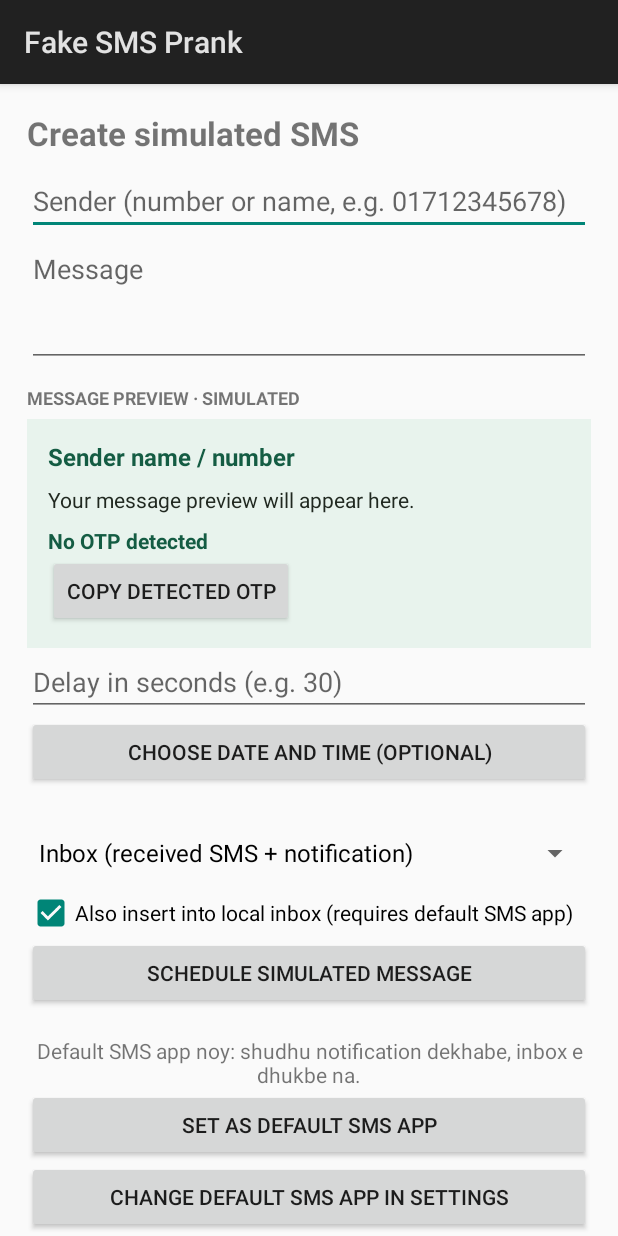
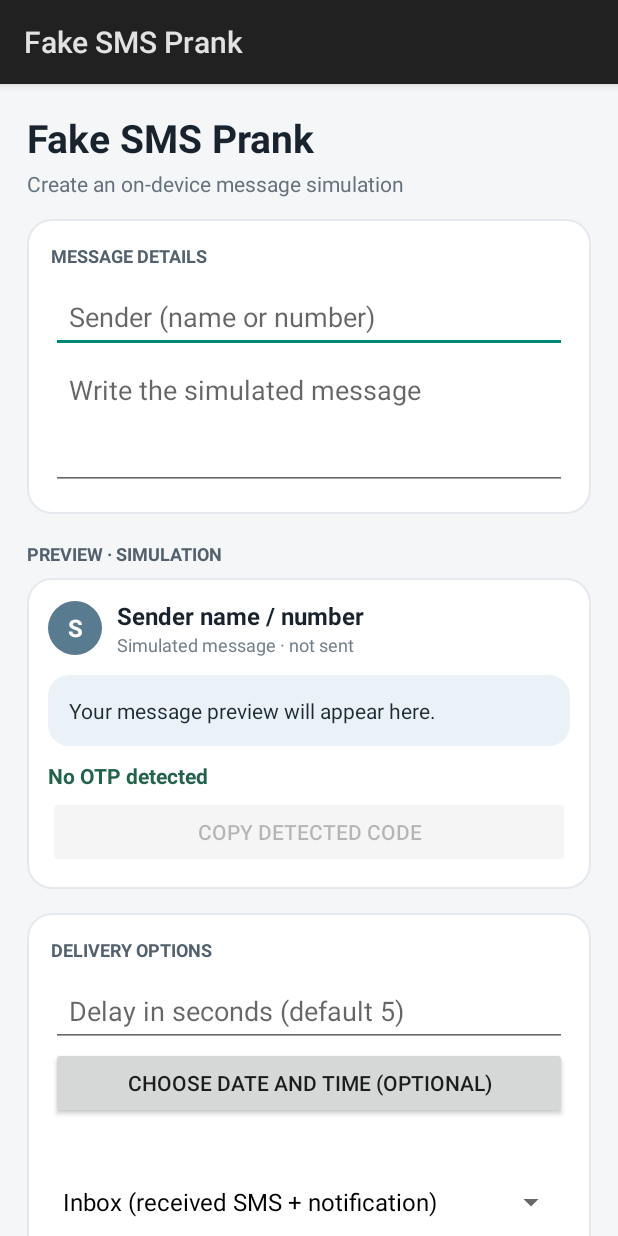
Before and after one commit to jabratl/FakeSmsPrank, an Android app: the screen it shows after launch (MainActivity), on a phone screen of 412 x 824 dp. Run offline under Robolectric (Android 15) with nearby library versions, the phone set to English and light mode, and no system bars.

Commit message:
Apply uploaded zip: FakeSmsPrank_v1_2_3_UI.zip

```diff
--- a/app/build.gradle
+++ b/app/build.gradle
@@ -1,7 +1,7 @@
 plugins { id 'com.android.application' }
 
 // Version: change ONLY this line to bump the version (the workflow reads it).
-def appVersionName = "1.2.2"
+def appVersionName = "1.2.3"
 // versionCode = GitHub run number (always goes up, so Android accepts the update).
 def runNumber = (System.getenv("GITHUB_RUN_NUMBER") ?: "1").toInteger()
 
--- a/app/src/main/java/com/prank/fakesms/MainActivity.java
+++ b/app/src/main/java/com/prank/fakesms/MainActivity.java
@@ -52,6 +52,7 @@ public class MainActivity extends Activity {
             String code = Sms.extractOtp(currentMessage);
             previewOtp.setText(code == null ? "No OTP detected" : "Detected code: " + code);
             previewOtp.setTag(code);
+            findViewById(R.id.copyOtp).setEnabled(code != null);
         };
         sender.addTextChangedListener(new android.text.TextWatcher() {
             public void beforeTextChanged(CharSequence s, int st, int c, int a) {}
--- /dev/null
+++ b/app/src/main/res/drawable/avatar_bg.xml
@@ -0,0 +1,4 @@
+<?xml version="1.0" encoding="utf-8"?>
+<shape xmlns:android="http://schemas.android.com/apk/res/android" android:shape="oval">
+    <solid android:color="#587B90" />
+</shape>
--- /dev/null
+++ b/app/src/main/res/drawable/card_bg.xml
@@ -0,0 +1,6 @@
+<?xml version="1.0" encoding="utf-8"?>
+<shape xmlns:android="http://schemas.android.com/apk/res/android" android:shape="rectangle">
+    <solid android:color="#FFFFFF" />
+    <corners android:radius="16dp" />
+    <stroke android:width="1dp" android:color="#E5E9ED" />
+</shape>
--- /dev/null
+++ b/app/src/main/res/drawable/message_bubble.xml
@@ -0,0 +1,5 @@
+<?xml version="1.0" encoding="utf-8"?>
+<shape xmlns:android="http://schemas.android.com/apk/res/android" android:shape="rectangle">
+    <solid android:color="#EAF2F7" />
+    <corners android:radius="14dp" />
+</shape>
--- a/app/src/main/res/layout/activity_main.xml
+++ b/app/src/main/res/layout/activity_main.xml
@@ -1,41 +1,93 @@
 <?xml version="1.0" encoding="utf-8"?>
 <ScrollView xmlns:android="http://schemas.android.com/apk/res/android"
-    android:layout_width="match_parent" android:layout_height="match_parent">
+    android:layout_width="match_parent" android:layout_height="match_parent"
+    android:fillViewport="true" android:background="#F4F6F8">
     <LinearLayout android:layout_width="match_parent" android:layout_height="wrap_content"
         android:orientation="vertical" android:padding="18dp">
+
         <TextView android:layout_width="match_parent" android:layout_height="wrap_content"
-        android:text="Create simulated SMS" android:textSize="22sp" android:textStyle="bold" android:paddingBottom="8dp" />
+            android:text="Fake SMS Prank" android:textSize="26sp" android:textStyle="bold"
+            android:textColor="#18232D" android:paddingBottom="3dp" />
+        <TextView android:layout_width="match_parent" android:layout_height="wrap_content"
+            android:text="Create an on-device message simulation" android:textSize="14sp"
+            android:textColor="#65727D" android:paddingBottom="14dp" />
+
+        <LinearLayout android:layout_width="match_parent" android:layout_height="wrap_content"
+            android:orientation="vertical" android:background="@drawable/card_bg" android:padding="16dp">
+            <TextView android:layout_width="match_parent" android:layout_height="wrap_content"
+                android:text="MESSAGE DETAILS" android:textColor="#52616D" android:textSize="12sp"
+                android:textStyle="bold" android:paddingBottom="8dp" />
             <EditText android:id="@+id/sender" android:layout_width="match_parent" android:layout_height="wrap_content"
-        android:hint="Sender (number or name, e.g. 01712345678)" android:singleLine="true" />
+                android:hint="Sender (name or number)" android:singleLine="true"
+                android:inputType="text" android:padding="12dp" />
             <EditText android:id="@+id/msg" android:layout_width="match_parent" android:layout_height="wrap_content"
-        android:hint="Message" android:minLines="3" android:gravity="top" />
-    <TextView android:layout_width="match_parent" android:layout_height="wrap_content" android:text="MESSAGE PREVIEW · SIMULATED"
-        android:textStyle="bold" android:textSize="12sp" android:paddingTop="12dp" android:paddingBottom="6dp" />
-    <LinearLayout android:layout_width="match_parent" android:layout_height="wrap_content" android:orientation="vertical"
-        android:background="#E8F3ED" android:padding="14dp">
+                android:hint="Write the simulated message" android:minLines="3" android:gravity="top"
+                android:inputType="textMultiLine|textCapSentences" android:padding="12dp" />
+        </LinearLayout>
+
+        <TextView android:layout_width="match_parent" android:layout_height="wrap_content"
+            android:text="PREVIEW · SIMULATION" android:textColor="#52616D" android:textSize="12sp"
+            android:textStyle="bold" android:paddingTop="18dp" android:paddingBottom="8dp" />
+        <LinearLayout android:layout_width="match_parent" android:layout_height="wrap_content"
+            android:orientation="vertical" android:background="@drawable/card_bg" android:padding="14dp">
+            <LinearLayout android:layout_width="match_parent" android:layout_height="wrap_content"
+                android:orientation="horizontal" android:gravity="center_vertical">
+                <TextView android:layout_width="36dp" android:layout_height="36dp" android:gravity="center"
+                    android:text="S" android:textColor="#FFFFFF" android:textStyle="bold" android:textSize="16sp"
+                    android:background="@drawable/avatar_bg" />
+                <LinearLayout android:layout_width="0dp" android:layout_height="wrap_content" android:layout_weight="1"
+                    android:orientation="vertical" android:paddingStart="10dp">
                     <TextView android:id="@+id/previewSender" android:layout_width="match_parent" android:layout_height="wrap_content"
-            android:text="Sender name / number" android:textColor="#145C43" android:textStyle="bold" android:textSize="16sp" />
+                        android:text="Sender name / number" android:textColor="#18232D" android:textStyle="bold" android:textSize="16sp" />
+                    <TextView android:layout_width="match_parent" android:layout_height="wrap_content"
+                        android:text="Simulated message · not sent" android:textColor="#73808A" android:textSize="12sp" />
+                </LinearLayout>
+            </LinearLayout>
             <TextView android:id="@+id/previewMessage" android:layout_width="match_parent" android:layout_height="wrap_content"
-            android:text="Your message preview will appear here." android:textColor="#202820" android:paddingTop="8dp" />
+                android:text="Your message preview will appear here." android:textColor="#1D2B36"
+                android:background="@drawable/message_bubble" android:padding="14dp" android:layout_marginTop="12dp" />
             <TextView android:id="@+id/previewOtp" android:layout_width="match_parent" android:layout_height="wrap_content"
-            android:text="No OTP detected" android:textColor="#145C43" android:textStyle="bold" android:paddingTop="8dp" />
-        <Button android:id="@+id/copyOtp" android:layout_width="wrap_content" android:layout_height="wrap_content" android:text="Copy detected OTP" />
+                android:text="No OTP detected" android:textColor="#23634B" android:textStyle="bold"
+                android:paddingTop="10dp" />
+            <Button android:id="@+id/copyOtp" android:layout_width="match_parent" android:layout_height="wrap_content"
+                android:text="Copy detected code" android:layout_marginTop="4dp" />
         </LinearLayout>
+
+        <LinearLayout android:layout_width="match_parent" android:layout_height="wrap_content"
+            android:orientation="vertical" android:background="@drawable/card_bg" android:padding="16dp"
+            android:layout_marginTop="16dp">
+            <TextView android:layout_width="match_parent" android:layout_height="wrap_content"
+                android:text="DELIVERY OPTIONS" android:textColor="#52616D" android:textSize="12sp"
+                android:textStyle="bold" android:paddingBottom="8dp" />
             <EditText android:id="@+id/delay" android:layout_width="match_parent" android:layout_height="wrap_content"
-        android:hint="Delay in seconds (e.g. 30)" android:inputType="numberDecimal" />
+                android:hint="Delay in seconds (default 5)" android:inputType="numberDecimal" android:padding="12dp" />
             <Button android:id="@+id/pick" android:layout_width="match_parent" android:layout_height="wrap_content"
                 android:text="Choose date and time (optional)" />
-    <TextView android:id="@+id/picked" android:layout_width="match_parent" android:layout_height="wrap_content" android:gravity="center" />
+            <TextView android:id="@+id/picked" android:layout_width="match_parent" android:layout_height="wrap_content"
+                android:gravity="center" android:textColor="#23634B" android:padding="6dp" />
             <Spinner android:id="@+id/type" android:layout_width="match_parent" android:layout_height="wrap_content" />
-    <CheckBox android:id="@+id/ins" android:layout_width="match_parent" android:layout_height="wrap_content" android:checked="true"
-        android:text="Also insert into local inbox (requires default SMS app)" />
-    <Button android:id="@+id/go" android:layout_width="match_parent" android:layout_height="wrap_content" android:text="Schedule simulated message" />
-    <View android:layout_width="match_parent" android:layout_height="18dp" />
-    <TextView android:id="@+id/dstat" android:layout_width="match_parent" android:layout_height="wrap_content" android:gravity="center" />
-    <Button android:id="@+id/dset" android:layout_width="match_parent" android:layout_height="wrap_content" android:text="Set as default SMS app" />
-    <Button android:id="@+id/dback" android:layout_width="match_parent" android:layout_height="wrap_content" android:text="Change default SMS app in Settings" />
-    <View android:layout_width="match_parent" android:layout_height="18dp" />
-    <TextView android:id="@+id/ver" android:layout_width="match_parent" android:layout_height="wrap_content" android:gravity="center" />
-    <Button android:id="@+id/upd" android:layout_width="match_parent" android:layout_height="wrap_content" android:text="Check for updates" />
+            <CheckBox android:id="@+id/ins" android:layout_width="match_parent" android:layout_height="wrap_content"
+                android:checked="true" android:text="Insert into local SMS inbox (when permitted)" />
+            <Button android:id="@+id/go" android:layout_width="match_parent" android:layout_height="wrap_content"
+                android:text="Schedule simulation" android:layout_marginTop="8dp" />
+        </LinearLayout>
+
+        <LinearLayout android:layout_width="match_parent" android:layout_height="wrap_content"
+            android:orientation="vertical" android:background="@drawable/card_bg" android:padding="16dp"
+            android:layout_marginTop="16dp">
+            <TextView android:layout_width="match_parent" android:layout_height="wrap_content"
+                android:text="SMS APP STATUS" android:textColor="#52616D" android:textSize="12sp" android:textStyle="bold" />
+            <TextView android:id="@+id/dstat" android:layout_width="match_parent" android:layout_height="wrap_content"
+                android:gravity="center" android:textColor="#53616D" android:padding="8dp" />
+            <Button android:id="@+id/dset" android:layout_width="match_parent" android:layout_height="wrap_content"
+                android:text="Set as default SMS app" />
+            <Button android:id="@+id/dback" android:layout_width="match_parent" android:layout_height="wrap_content"
+                android:text="Default apps settings" />
+        </LinearLayout>
+
+        <TextView android:id="@+id/ver" android:layout_width="match_parent" android:layout_height="wrap_content"
+            android:gravity="center" android:textColor="#7A8791" android:paddingTop="20dp" android:paddingBottom="4dp" />
+        <Button android:id="@+id/upd" android:layout_width="match_parent" android:layout_height="wrap_content"
+            android:text="Check for updates" />
     </LinearLayout>
 </ScrollView>
```
Also changed, not shown: 2 other files. Lines whose indentation alone changed are shown as unchanged.
